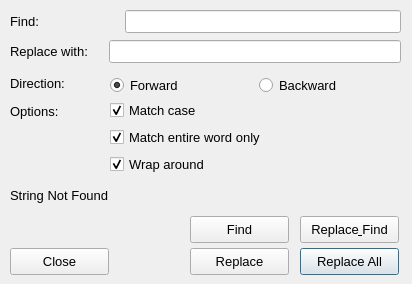
First picture: the form in tools/debug/UI/Replace.ui, repository TrickPlay/Trickplay, before the edit.
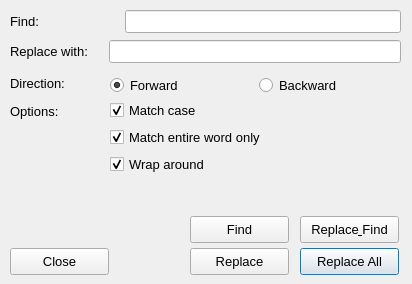
Second picture: the form after the edit.

Patch:
```diff
--- a/tools/debug/UI/Replace.ui
+++ b/tools/debug/UI/Replace.ui
@@ -223,7 +223,7 @@
     </font>
    </property>
    <property name="text">
-    <string>String Not Found</string>
+    <string/>
    </property>
   </widget>
   <widget class="QWidget" name="horizontalLayoutWidget">
```
Left out of the diff: 2 changed lines with no effect on the pictures.
